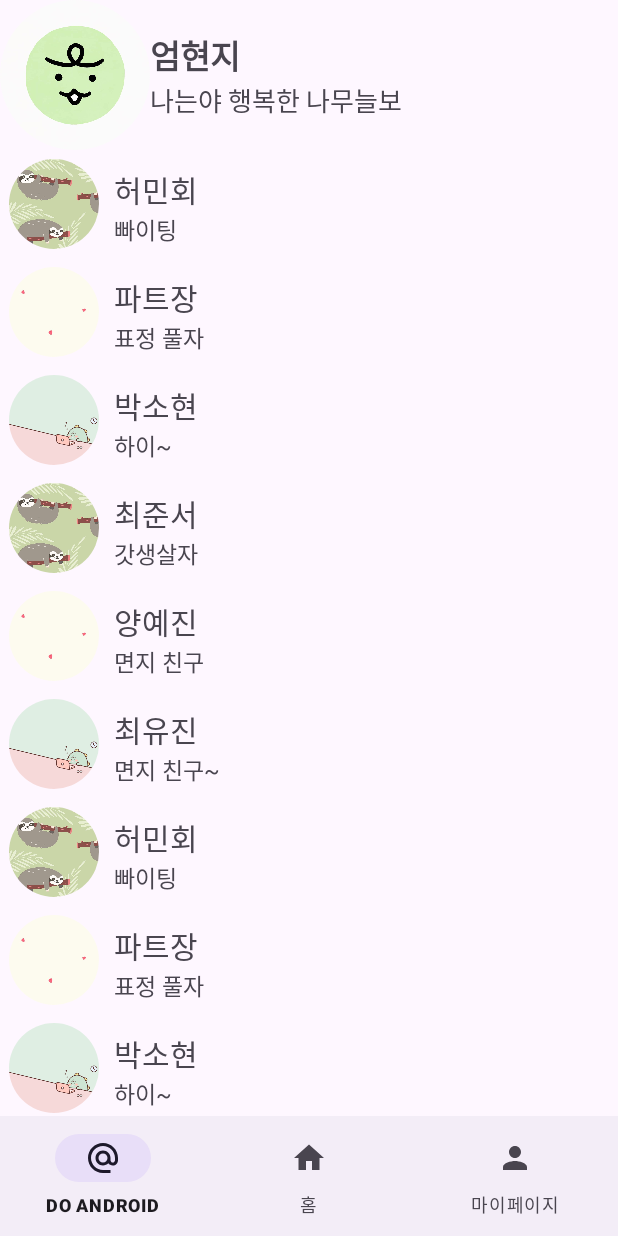
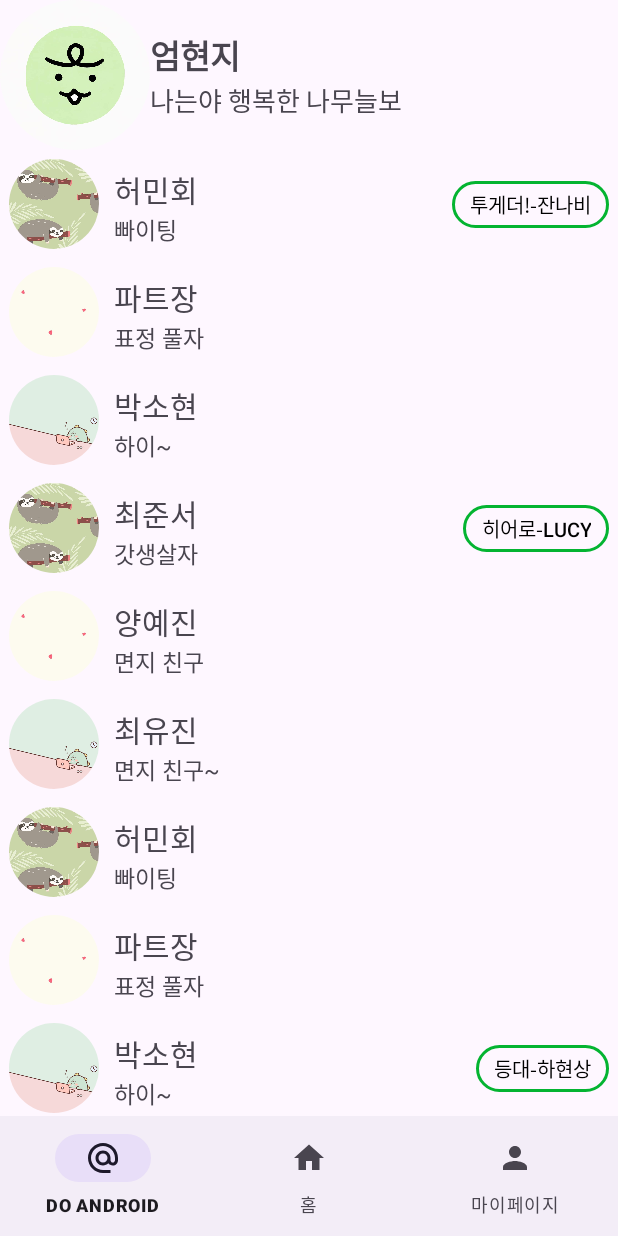
Before and after one commit to DO-SOPT-ANDROID/hyunji-um, an Android app: the HomeFragment screen opened directly, with no data from a screen before it, on a phone screen of 412 x 824 dp. Run offline under Robolectric (Android 15) with nearby library versions, the phone set to English and light mode, and no system bars; our stand-ins replace CircleImageView.

Commit message:
[FEAT]: 뮤직 구현

```diff
--- a/app/src/main/java/org/sopt/dosopttemplate/adapter/PersonInfoViewHolder.kt
+++ b/app/src/main/java/org/sopt/dosopttemplate/adapter/PersonInfoViewHolder.kt
@@ -1,5 +1,6 @@
 package org.sopt.dosopttemplate.adapter
 
+import android.view.View
 import androidx.recyclerview.widget.RecyclerView
 import org.sopt.dosopttemplate.databinding.ItemFriendBinding
 import org.sopt.dosopttemplate.databinding.ItemMeBinding
@@ -12,6 +13,13 @@ class FriendViewHolder(private val binding: ItemFriendBinding) :
         binding.ivItemFriendImg.setImageResource(friendData.profileImage)
         binding.tvItemFriendName.text = friendData.name
         binding.tvItemFriendDescription.text = friendData.self_description
+        if (friendData.music != null) {
+            binding.btnItemFriendMusic.text = friendData.music
+            binding.btnItemFriendMusic.visibility = View.VISIBLE
+        }
+        else {
+            binding.btnItemFriendMusic.visibility = View.INVISIBLE
+        }
     }
 }
 
--- a/app/src/main/java/org/sopt/dosopttemplate/home/HomeFragment.kt
+++ b/app/src/main/java/org/sopt/dosopttemplate/home/HomeFragment.kt
@@ -19,29 +19,29 @@ class HomeFragment : Fragment() {
         PersonInfo.MyInfo(
             profileImage = R.drawable.jordy, name = "엄현지", self_description = "나는야 행복한 나무늘보"
         ), PersonInfo.FriendInfo(
-            profileImage = R.drawable.sloth, name = "허민회", self_description = "빠이팅"
+            profileImage = R.drawable.sloth, name = "허민회", self_description = "빠이팅", music = "투게더!-잔나비"
         ), PersonInfo.FriendInfo(
-            profileImage = R.drawable.jordy_happy, name = "파트장", self_description = "표정 풀자"
+            profileImage = R.drawable.jordy_happy, name = "파트장", self_description = "표정 풀자", music = null
         ), PersonInfo.FriendInfo(
-            profileImage = R.drawable.jordy_cute, name = "박소현", self_description = "하이~"
+            profileImage = R.drawable.jordy_cute, name = "박소현", self_description = "하이~", music = null
         ), PersonInfo.FriendInfo(
-            profileImage = R.drawable.sloth, name = "최준서", self_description = "갓생살자"
+            profileImage = R.drawable.sloth, name = "최준서", self_description = "갓생살자", music = "히어로-LUCY"
         ), PersonInfo.FriendInfo(
-            profileImage = R.drawable.jordy_happy, name = "양예진", self_description = "면지 친구"
+            profileImage = R.drawable.jordy_happy, name = "양예진", self_description = "면지 친구", music = null
         ), PersonInfo.FriendInfo(
-            profileImage = R.drawable.jordy_cute, name = "최유진", self_description = "면지 친구~"
+            profileImage = R.drawable.jordy_cute, name = "최유진", self_description = "면지 친구~", music = null
         ), PersonInfo.FriendInfo(
-            profileImage = R.drawable.sloth, name = "허민회", self_description = "빠이팅"
+            profileImage = R.drawable.sloth, name = "허민회", self_description = "빠이팅", music = null
         ), PersonInfo.FriendInfo(
-            profileImage = R.drawable.jordy_happy, name = "파트장", self_description = "표정 풀자"
+            profileImage = R.drawable.jordy_happy, name = "파트장", self_description = "표정 풀자", music = null
         ), PersonInfo.FriendInfo(
-            profileImage = R.drawable.jordy_cute, name = "박소현", self_description = "하이~"
+            profileImage = R.drawable.jordy_cute, name = "박소현", self_description = "하이~", music = "등대-하현상"
         ), PersonInfo.FriendInfo(
-            profileImage = R.drawable.sloth, name = "최준서", self_description = "갓생살자"
+            profileImage = R.drawable.sloth, name = "최준서", self_description = "갓생살자", music = null
         ), PersonInfo.FriendInfo(
-            profileImage = R.drawable.jordy_happy, name = "양예진", self_description = "면지 친구"
+            profileImage = R.drawable.jordy_happy, name = "양예진", self_description = "면지 친구", music = null
         ), PersonInfo.FriendInfo(
-            profileImage = R.drawable.jordy_cute, name = "최유진", self_description = "면지 친구~"
+            profileImage = R.drawable.jordy_cute, name = "최유진", self_description = "면지 친구~", music = null
         )
 
     )
--- a/app/src/main/java/org/sopt/dosopttemplate/model/PersonInfo.kt
+++ b/app/src/main/java/org/sopt/dosopttemplate/model/PersonInfo.kt
@@ -6,12 +6,13 @@ sealed class PersonInfo {
     data class MyInfo(
         @DrawableRes val profileImage: Int,
         val name: String,
-        val self_description: String,
+        val self_description: String
     ) : PersonInfo()
 
     data class FriendInfo(
         @DrawableRes val profileImage: Int,
         val name: String,
         val self_description: String,
+        val music: String?
     ) : PersonInfo()
 }
--- /dev/null
+++ b/app/src/main/res/drawable/button_style.xml
@@ -0,0 +1,7 @@
+<?xml version="1.0" encoding="utf-8"?>
+<shape xmlns:android="http://schemas.android.com/apk/res/android" android:shape="rectangle" >
+    <corners android:radius="50dp" />
+    <solid android:color="#00FFFFFF" />
+    <size android:width="30dp" android:height="15dp" />
+    <stroke android:width="2dp" android:color="#FF04B431" />
+</shape>
--- a/app/src/main/res/layout/item_friend.xml
+++ b/app/src/main/res/layout/item_friend.xml
@@ -39,4 +39,23 @@
         app:layout_constraintStart_toEndOf="@id/iv_item_friend_img"
         app:layout_constraintTop_toBottomOf="@id/tv_item_friend_name"
         app:layout_constraintStart_toStartOf="@id/tv_item_friend_name"/>
+
+    <android.widget.Button
+        android:id="@+id/btn_item_friend_music"
+        android:layout_width="wrap_content"
+        android:layout_height="wrap_content"
+        android:minWidth="0dp"
+        android:minHeight="0dp"
+        android:text="@string/music"
+        android:textSize="13sp"
+        android:textColor="@color/black"
+        android:background="@drawable/button_style"
+        android:paddingTop="5dp"
+        android:paddingBottom="5dp"
+        android:paddingLeft="12dp"
+        android:paddingRight="12dp"
+        android:layout_marginEnd="6dp"
+        app:layout_constraintEnd_toEndOf="parent"
+        app:layout_constraintTop_toTopOf="parent"
+        app:layout_constraintBottom_toBottomOf="parent"/>
 </androidx.constraintlayout.widget.ConstraintLayout>
--- a/app/src/main/res/values/strings.xml
+++ b/app/src/main/res/values/strings.xml
@@ -15,4 +15,5 @@
     <string name="welcome_to_sopt">Welcome to SOPT</string>
     <string name="login_ok">로그인 하기</string>
     <string name="go_signup">회원가입</string>
+    <string name="music">music</string>
 </resources>
```
